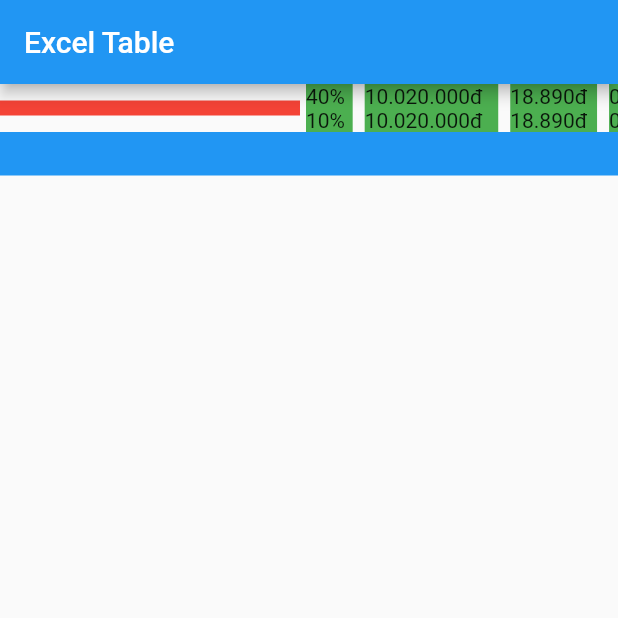
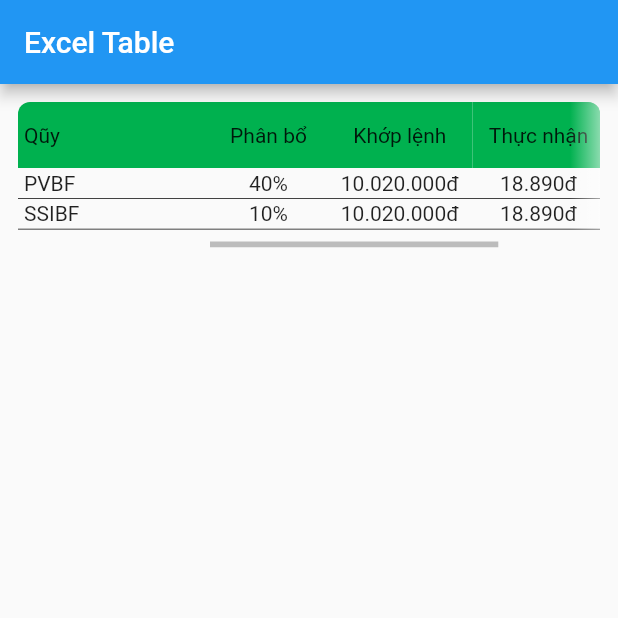
Before and after one commit to papmodern/excel_table, a Flutter app: the screen it shows after launch, on a phone screen of 412 x 824 dp, the top half of it. Run offline on Flutter 3.47's test engine with Material 2 defaults, Android fonts, the phone set to English and light mode, and no system bars.

Commit message:
all done

```diff
--- a/example/lib/main.dart
+++ b/example/lib/main.dart
@@ -19,7 +19,7 @@
   void initState() {
     super.initState();
     final excelRow1 = ExcelRow(listCell: [
-      ExcelCell(content: "PVBF"),
+      ExcelCell(content: "PVBF", align: TextAlign.start),
       ExcelCell(content: "40%"),
       ExcelCell(content: "10.020.000đ"),
       ExcelCell(content: "18.890đ"),
@@ -27,7 +27,7 @@
     ], listSubRow: [
       ExcelRow(
         listCell: [
-          ExcelCell(content: "PVBF sub"),
+          ExcelCell.empty(),
           ExcelCell(content: "30%"),
           ExcelCell(content: "10.020.000đ"),
           ExcelCell(content: "18.890đ"),
@@ -35,7 +35,7 @@
         ],
       ),
       ExcelRow(listCell: [
-        ExcelCell(content: "PVBF sub"),
+        ExcelCell.empty(),
         ExcelCell(content: "10%"),
         ExcelCell(content: "10.020.000đ"),
         ExcelCell(content: "18.890đ"),
@@ -43,7 +43,7 @@
       ]),
     ]);
     final excelRow2 = ExcelRow(listCell: [
-      ExcelCell(content: "SSIBF"),
+      ExcelCell(content: "SSIBF", align: TextAlign.start),
       ExcelCell(content: "10%"),
       ExcelCell(content: "10.020.000đ"),
       ExcelCell(content: "18.890đ"),
@@ -64,14 +64,29 @@
         ),
         body: Column(
           children: [
-            ExcelTable(
-              data: data,
-              header: ["A", "B", "C"],
-            ),
-            Container(
-              color: Colors.blue,
-              height: 29,
-              width: double.infinity,
+            Padding(
+              padding: const EdgeInsets.all(12.0),
+              child: ClipRRect(
+                borderRadius: BorderRadius.circular(8),
+                child: ExcelTable(
+                  data: data,
+                  lockedColumn: 1,
+                  headers: const [
+                    HeaderWidget(
+                      "Qũy",
+                      alignment: Alignment.centerLeft,
+                    ),
+                    HeaderWidget("Phân bổ"),
+                    HeaderWidget("Khớp lệnh"),
+                    HeaderWidget("Thực nhận"),
+                    HeaderWidget(
+                      "Thời gian",
+                      alignment: Alignment.centerRight,
+                    )
+                  ],
+                  minColumnsWidth: const [60, 70, 80, 80, 80],
+                ),
+              ),
             ),
           ],
         ),
@@ -79,3 +94,28 @@
     );
   }
 }
+
+class HeaderWidget extends StatelessWidget {
+  final AlignmentGeometry alignment;
+  final String title;
+  const HeaderWidget(
+    this.title, {
+    Key? key,
+    this.alignment = Alignment.center,
+  }) : super(key: key);
+
+  @override
+  Widget build(BuildContext context) {
+    return Container(
+      height: 44,
+      padding: const EdgeInsets.symmetric(vertical: 2.0, horizontal: 4.0),
+      color: const Color(0xFF00B14F),
+      child: Align(
+        alignment: alignment,
+        child: Text(
+          title,
+        ),
+      ),
+    );
+  }
+}
--- /dev/null
+++ b/lib/src/components/divider.dart
@@ -0,0 +1,21 @@
+import 'package:flutter/material.dart';
+
+class MainDivider extends StatelessWidget {
+  const MainDivider({
+    Key? key,
+    required this.color,
+    required this.width,
+  }) : super(key: key);
+
+  final Color? color;
+  final double width;
+
+  @override
+  Widget build(BuildContext context) {
+    return Container(
+      color: color ?? const Color.fromRGBO(0, 0, 0, 0.98),
+      height: 0.5,
+      width: width,
+    );
+  }
+}
--- /dev/null
+++ b/lib/src/components/header_widget.dart
@@ -0,0 +1,24 @@
+import 'package:flutter/widgets.dart';
+
+class ExcelHeaderWidget extends StatelessWidget {
+  const ExcelHeaderWidget({
+    Key? key,
+    required this.listHeaders,
+    required this.columnWidth,
+    this.padding,
+  }) : super(key: key);
+  final Iterable<double> columnWidth;
+  final Iterable<Widget> listHeaders;
+  final EdgeInsets? padding;
+
+  @override
+  Widget build(BuildContext context) {
+    return Row(
+        children: List.generate(listHeaders.length, (index) {
+      final header = listHeaders.elementAt(index);
+      final padHoz = padding?.horizontal ?? 8.0;
+      final width = columnWidth.elementAt(index) + padHoz;
+      return SizedBox(width: width, child: header);
+    }));
+  }
+}
--- /dev/null
+++ b/lib/src/components/locked_header.dart
@@ -0,0 +1,24 @@
+import 'package:flutter/material.dart';
+
+import 'header_widget.dart';
+
+class LockedHeaderWidget extends StatelessWidget {
+  final List<double> columnWidth;
+  final List<Widget> listHeaders;
+  final EdgeInsets? padding;
+  final int end;
+
+  const LockedHeaderWidget(
+      {Key? key,
+      required this.columnWidth,
+      required this.listHeaders,
+      this.padding,
+      required this.end})
+      : super(key: key);
+  @override
+  Widget build(BuildContext context) {
+    return ExcelHeaderWidget(
+        listHeaders: listHeaders.getRange(0, end),
+        columnWidth: columnWidth.getRange(0, end));
+  }
+}
--- /dev/null
+++ b/lib/src/components/locked_row.dart
@@ -0,0 +1,57 @@
+import 'package:flutter/material.dart';
+
+import '../excel_data.dart';
+import 'divider.dart';
+import 'row_widget.dart';
+
+class LockedExcelRowWidget extends StatelessWidget {
+  const LockedExcelRowWidget({
+    Key? key,
+    required this.row,
+    required this.columnWidth,
+    this.end = 0,
+    this.onTapped,
+    this.padding,
+    this.dividerColor,
+  }) : super(key: key);
+  final List<double> columnWidth;
+  final ExcelRow row;
+  final int end;
+  final Color? dividerColor;
+  final EdgeInsets? padding;
+  final Function(ExcelRow)? onTapped;
+
+  @override
+  Widget build(BuildContext context) {
+    final listSubRow = row.listSubRow;
+
+    final colWidth = columnWidth.getRange(0, end);
+    final padHoz = padding?.horizontal ?? 8.0;
+    final allWidth = colWidth.reduce((v, e) => v + e + padHoz) + padHoz;
+    final showSubRow =
+        row.showSubRow && listSubRow != null && listSubRow.isNotEmpty;
+    final mainRow = ExcelRowWidget(
+      listCell: row.listCell.getRange(0, end),
+      columnWidth: colWidth,
+    );
+    final divider = MainDivider(color: dividerColor, width: allWidth);
+    return GestureDetector(
+      onTap: () => onTapped?.call(row),
+      child: showSubRow
+          ? Column(
+              children: List.generate(
+                  listSubRow!.length,
+                  (index) => ExcelRowWidget(
+                        listCell: listSubRow[index].listCell.getRange(0, end),
+                        columnWidth: colWidth,
+                        padding: padding,
+                      ))
+                ..add(divider)
+                ..insert(0, mainRow),
+            )
+          : Column(
+              children: [mainRow, divider],
+            ),
+    );
+  }
+}
--- /dev/null
+++ b/lib/src/components/row_widget.dart
@@ -0,0 +1,38 @@
+import 'package:flutter/material.dart';
+
+import '../excel_data.dart';
+
+class ExcelRowWidget extends StatelessWidget {
+  const ExcelRowWidget({
+    Key? key,
+    required this.listCell,
+    required this.columnWidth,
+    this.padding,
+  }) : super(key: key);
+  final Iterable<double> columnWidth;
+  final Iterable<ExcelCell> listCell;
+  final EdgeInsets? padding;
+
+  @override
+  Widget build(BuildContext context) {
+    return Row(
+      children: List.generate(listCell.length, (index) {
+        final cell = listCell.elementAt(index);
+        final width = columnWidth.elementAt(index);
+        return Padding(
+          padding: padding ??
+              const EdgeInsets.symmetric(vertical: 2.0, horizontal: 4.0),
+          child: SizedBox(
+            width: width,
+            child: cell.child ??
+                Text(
+                  cell.content!,
+                  textAlign: cell.align,
+                  style: cell.style,
+                ),
+          ),
+        );
+      }),
+    );
+  }
+}
--- /dev/null
+++ b/lib/src/components/scrollable_header.dart
@@ -0,0 +1,25 @@
+import 'package:flutter/widgets.dart';
+
+import 'header_widget.dart';
+
+class ScrollableHeaderWidget extends StatelessWidget {
+  final List<double> columnWidth;
+  final List<Widget> listHeaders;
+  final EdgeInsets? padding;
+  final int start;
+
+  const ScrollableHeaderWidget(
+      {Key? key,
+      required this.columnWidth,
+      required this.listHeaders,
+      this.padding,
+      required this.start})
+      : super(key: key);
+  @override
+  Widget build(BuildContext context) {
+    final end = listHeaders.length;
+    return ExcelHeaderWidget(
+        listHeaders: listHeaders.getRange(start, end),
+        columnWidth: columnWidth.getRange(start, end));
+  }
+}
--- /dev/null
+++ b/lib/src/components/scrollable_row.dart
@@ -0,0 +1,58 @@
+import 'package:flutter/widgets.dart';
+
+import '../excel_data.dart';
+import 'divider.dart';
+import 'row_widget.dart';
+
+class ScrollableExcelRowWidget extends StatelessWidget {
+  const ScrollableExcelRowWidget({
+    Key? key,
+    required this.row,
+    required this.columnWidth,
+    this.start = 0,
+    this.onTapped,
+    this.padding,
+    this.dividerColor,
+  }) : super(key: key);
+  final List<double> columnWidth;
+  final ExcelRow row;
+  final int start;
+  final Color? dividerColor;
+  final EdgeInsets? padding;
+  final Function(ExcelRow)? onTapped;
+
+  @override
+  Widget build(BuildContext context) {
+    final listSubRow = row.listSubRow;
+    final end = columnWidth.length;
+    final colWidth = columnWidth.getRange(start, columnWidth.length);
+    final padHoz = padding?.horizontal ?? 8.0;
+    final allWidth = colWidth.reduce((v, e) => v + e + padHoz) + padHoz;
+    final showSubRow =
+        row.showSubRow && listSubRow != null && listSubRow.isNotEmpty;
+    final mainRow = ExcelRowWidget(
+      listCell: row.listCell.getRange(start, end),
+      columnWidth: colWidth,
+    );
+    final divider = MainDivider(color: dividerColor, width: allWidth);
+    return GestureDetector(
+      onTap: () => onTapped?.call(row),
+      child: showSubRow
+          ? Column(
+              children: List.generate(
+                  listSubRow!.length,
+                  (index) => ExcelRowWidget(
+                        listCell:
+                            listSubRow[index].listCell.getRange(start, end),
+                        columnWidth: colWidth,
+                        padding: padding,
+                      ))
+                ..add(divider)
+                ..insert(0, mainRow),
+            )
+          : Column(
+              children: [mainRow, divider],
+            ),
+    );
+  }
+}
--- a/lib/src/excel_data.dart
+++ b/lib/src/excel_data.dart
@@ -1,17 +1,23 @@
 import 'package:flutter/material.dart';
+import 'extension.dart';
 
 class ExcelCell {
   Widget? child;
   String? content;
   TextStyle? style;
+  TextAlign align;
   ExcelCell({
     this.child,
     this.content,
     this.style,
+    this.align = TextAlign.center,
   }) : assert(
           (child == null || content == null),
-          'Need at least child or content on Excel Object',
+          'Need atleast child or content on Excel Object',
         );
+  factory ExcelCell.empty() {
+    return ExcelCell(child: const SizedBox());
+  }
 }
 
 class ExcelRow {
@@ -73,14 +79,5 @@
   final content = cell.content;
   final style = cell.style;
   assert(content != null, 'Widget child is not support for dynamic with');
-  return _textSize(content!, style).width;
+  return content!.textSize(style).width;
 }
-
-Size _textSize(String text, TextStyle? style) {
-  final TextPainter textPainter = TextPainter(
-      text: TextSpan(text: text, style: style),
-      maxLines: 1,
-      textDirection: TextDirection.ltr)
-    ..layout(minWidth: 0, maxWidth: double.infinity);
-  return textPainter.size;
-}
--- a/lib/src/excel_table.dart
+++ b/lib/src/excel_table.dart
@@ -1,16 +1,31 @@
+import 'package:flutter/cupertino.dart';
 import 'package:flutter/material.dart';
+import 'package:excel_table/excel_table.dart';
 
-import 'package:excel_table/excel_table.dart';
+import 'components/locked_header.dart';
+import 'components/locked_row.dart';
+import 'components/scrollable_header.dart';
+import 'components/scrollable_row.dart';
 
 class ExcelTable extends StatefulWidget {
   final ExcelData data;
   final int lockedColumn;
-  final List<String> header;
+  final List<Widget> headers;
+  final List<double> minColumnsWidth;
+  final ScrollController? scrollController;
+  final TextStyle? headerStyle;
+  final EdgeInsets? padding;
+  final Color? dividerColor;
   const ExcelTable({
     Key? key,
     required this.data,
+    required this.headers,
+    required this.minColumnsWidth,
     this.lockedColumn = 1,
-    required this.header,
+    this.scrollController,
+    this.headerStyle,
+    this.padding,
+    this.dividerColor,
   }) : super(key: key);
 
   @override
@@ -19,104 +34,191 @@
 
 class _ExcelTableState extends State<ExcelTable> {
   late List<double> columnWidth;
+  late ScrollController scrollController;
+  bool atBottom = false, atTop = true;
 
   @override
   void initState() {
-    columnWidth = widget.data.columnsWidth;
+    columnWidth = _getColWith();
+    scrollController = widget.scrollController ?? ScrollController();
+    scrollController.addListener(() => onScroll());
     super.initState();
   }
 
   @override
   void didUpdateWidget(covariant ExcelTable oldWidget) {
-    print('didUpdateWidget');
-    columnWidth = widget.data.columnsWidth;
+    columnWidth = _getColWith();
     super.didUpdateWidget(oldWidget);
   }
 
   @override
+  void dispose() {
+    scrollController.dispose();
+    super.dispose();
+  }
+
+  List<double> _getColWith() {
+    final headersWidth = widget.minColumnsWidth;
+    final contentsWidth = widget.data.columnsWidth;
+
+    assert(headersWidth.length == contentsWidth.length,
+        'Headers and contents is not equal length');
+    for (int i = 0; i < contentsWidth.length; i++) {
+      final h = headersWidth[i];
+      final c = contentsWidth[i];
+      if (h > c) {
+        contentsWidth[i] = h;
+      }
+    }
+    return contentsWidth;
+  }
+
+  @override
   Widget build(BuildContext context) {
+    final rowLength = widget.data.listRow.length;
+    final lockedColumn = widget.lockedColumn;
     return Row(
       children: [
-        Container(
-          width: 200,
-          height: 10,
-          color: Colors.red,
+        if (lockedColumn > 0)
+          Padding(
+            padding: const EdgeInsets.only(bottom: 12),
+            child: Column(
+              mainAxisSize: MainAxisSize.min,
+              children: List.generate(rowLength, (index) {
+                final excelRow = widget.data.listRow[index];
+                return LockedExcelRowWidget(
+                  row: excelRow,
+                  end: lockedColumn,
+                  columnWidth: columnWidth,
+                  padding: widget.padding,
+                  onTapped: (row) => _onTappedRow(row),
+                );
+              })
+                ..insert(
+                    0,
+                    LockedHeaderWidget(
+                      listHeaders: widget.headers,
+                      columnWidth: columnWidth,
+                      padding: widget.padding,
+                      end: lockedColumn,
+                    )),
+            ),
           ),
         Expanded(
+          child: Stack(
+            children: [
+              MediaQuery.removePadding(
+                context: context,
+                removeBottom: true,
+                child: Scrollbar(
+                  controller: scrollController,
+                  isAlwaysShown: true,
+                  child: Padding(
+                    padding: const EdgeInsets.only(bottom: 12),
                     child: SingleChildScrollView(
                       scrollDirection: Axis.horizontal,
+                      physics: const ClampingScrollPhysics(),
+                      controller: scrollController,
                       child: Column(
                         mainAxisSize: MainAxisSize.min,
-              children: List.generate(widget.data.listRow.length, (index) {
+                        children: List.generate(rowLength, (index) {
                           final excelRow = widget.data.listRow[index];
-                return ExcelRowWidget(
+                          return ScrollableExcelRowWidget(
                             row: excelRow,
-                    startCol: widget.lockedColumn,
-                    columnWidth: columnWidth);
-              }),
+                            start: lockedColumn,
+                            columnWidth: columnWidth,
+                            padding: widget.padding,
+                            onTapped: (row) => _onTappedRow(row),
+                          );
+                        })
+                          ..insert(
+                              0,
+                              ScrollableHeaderWidget(
+                                listHeaders: widget.headers,
+                                columnWidth: columnWidth,
+                                padding: widget.padding,
+                                start: lockedColumn,
+                              )),
                       ),
+                    ),
+                  ),
+                ),
+              ),
+              Positioned(
+                left: 0,
+                top: 0,
+                bottom: 12,
+                child: Visibility(
+                  visible: !atTop,
+                  child: IgnorePointer(
+                    ignoring: true,
+                    child: Container(
+                      decoration: const BoxDecoration(
+                          gradient: LinearGradient(
+                        begin: Alignment.centerLeft,
+                        end: Alignment.centerRight,
+                        colors: [Colors.black26, Colors.transparent],
+                      )),
+                      width: 10,
+                    ),
+                  ),
+                ),
+              ),
+              Positioned(
+                  right: 0,
+                  top: 0,
+                  bottom: 12,
+                  child: Visibility(
+                    visible: !atBottom,
+                    child: IgnorePointer(
+                      ignoring: true,
+                      child: Container(
+                        decoration: const BoxDecoration(
+                            gradient: LinearGradient(
+                          begin: Alignment.centerLeft,
+                          end: Alignment.centerRight,
+                          colors: [
+                            Color(0x00FFFFFF),
+                            Colors.white54,
+                          ],
+                        )),
+                        width: 20,
+                      ),
+                    ),
+                  ))
+            ],
           ),
         ),
       ],
     );
   }
+
+  _onTappedRow(ExcelRow row) {
+    setState(() {
+      row.showSubRow = !row.showSubRow;
+    });
   }
 
-class ExcelRowWidget extends StatelessWidget {
-  const ExcelRowWidget({
-    Key? key,
-    required this.row,
-    required this.columnWidth,
-    this.startCol = 0,
-  }) : super(key: key);
-  final List<double> columnWidth;
-  final ExcelRow row;
-  final int startCol;
-
-  @override
-  Widget build(BuildContext context) {
-    final showSubRow = row.showSubRow;
-    if (showSubRow) {
-      return Column();
+  onScroll() {
+    if (scrollController.position.atEdge) {
+      if (scrollController.position.pixels == 0) {
+        setState(() {
+          atTop = true;
+          atBottom = false;
+        });
+      } else {
+        setState(() {
+          atBottom = true;
+          atTop = false;
+        });
       }
-    return _ExcelRowWidget(
-      listCell: row.listCell,
-      columnWidth: columnWidth,
-      startCol: startCol,
-    );
+    } else {
+      if (atTop == true || atBottom == true) {
+        setState(() {
+          atTop = false;
+          atBottom = false;
+        });
       }
     }
-
-class _ExcelRowWidget extends StatelessWidget {
-  const _ExcelRowWidget({
-    Key? key,
-    required this.listCell,
-    required this.columnWidth,
-    required this.startCol,
-  }) : super(key: key);
-  final List<double> columnWidth;
-  final int startCol;
-  final List<ExcelCell> listCell;
-
-  @override
-  Widget build(BuildContext context) {
-    return Row(
-      children: List.generate(listCell.length - startCol, (index) {
-        final cell = listCell[index + startCol];
-        final width = columnWidth[index + startCol];
-        return Padding(
-          padding: const EdgeInsets.symmetric(horizontal: 4.0),
-          child: Container(
-            color: Colors.green,
-            width: width,
-            child: cell.child ??
-                Text(
-                  cell.content!,
-                  style: cell.style,
-                ),
-          ),
-        );
-      }),
-    );
   }
 }
--- /dev/null
+++ b/lib/src/extension.dart
@@ -0,0 +1,12 @@
+import 'package:flutter/material.dart';
+
+extension MonopolyStringExtension on String {
+  Size textSize(TextStyle? style) {
+    final TextPainter textPainter = TextPainter(
+        text: TextSpan(text: this, style: style),
+        maxLines: 1,
+        textDirection: TextDirection.ltr)
+      ..layout(minWidth: 0, maxWidth: double.infinity);
+    return textPainter.size;
+  }
+}
```
Lines whose indentation alone changed are shown as unchanged.
